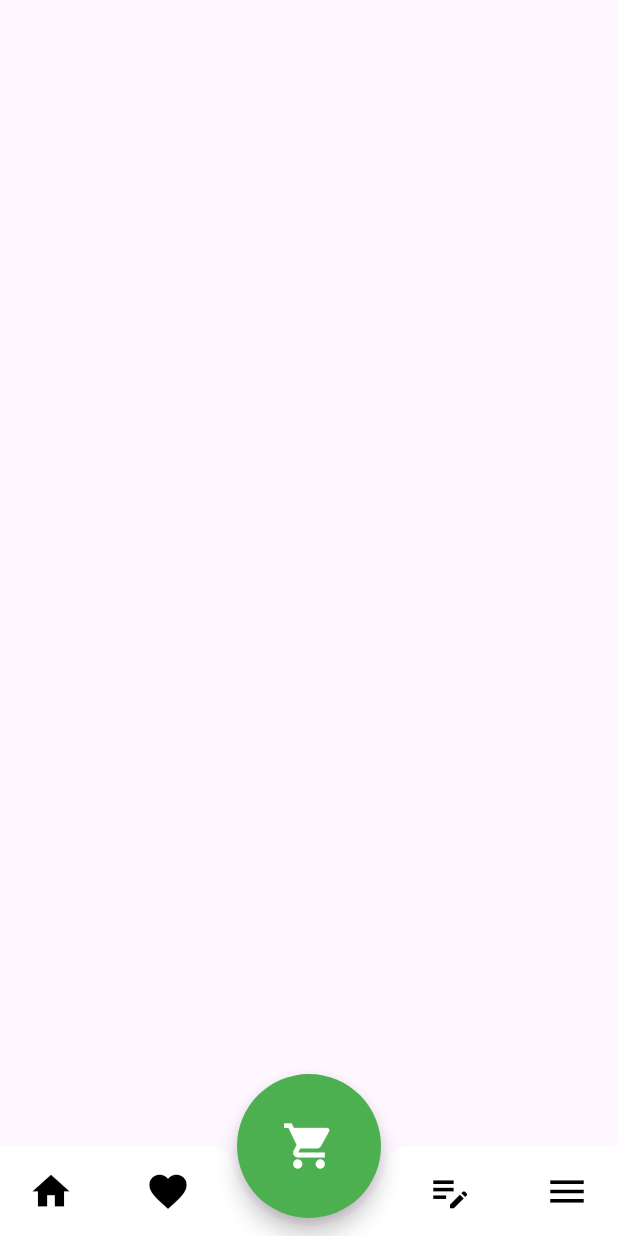
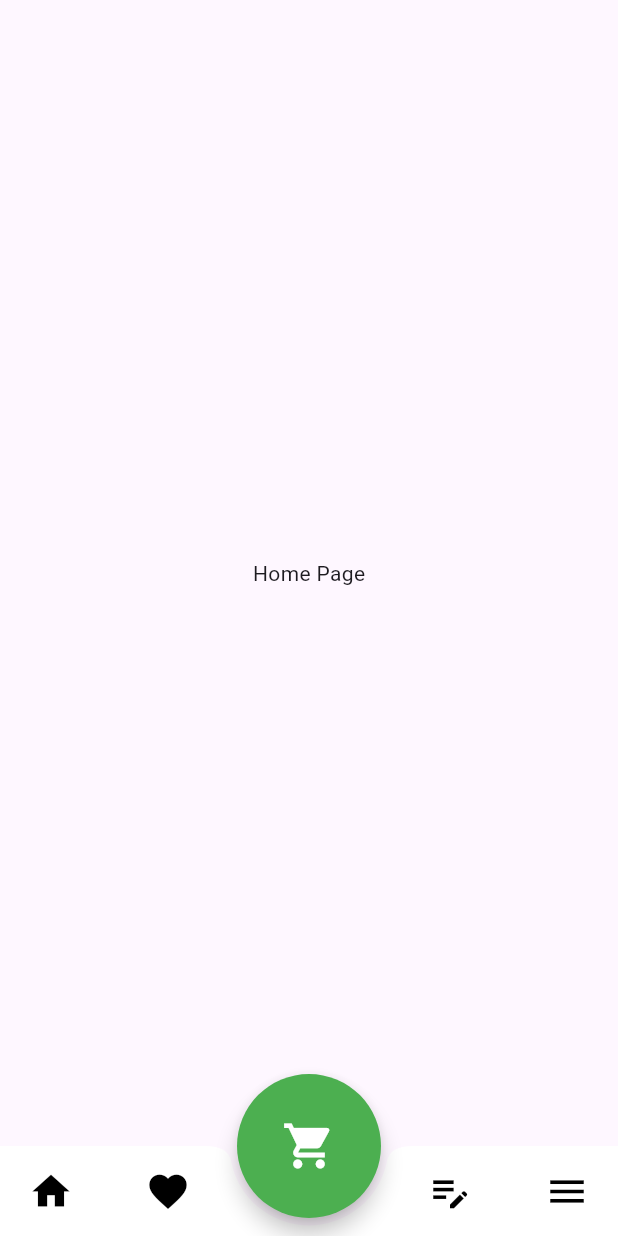
Before and after one commit to Zianur-6am/Design-Food-Delivery-App, a Flutter app: the screen it shows after launch, on a phone screen of 412 x 824 dp. Run offline on Flutter 3.47's test engine with Material 3 defaults, Android fonts, the phone set to English and light mode, and no system bars; our stand-ins replace get.

```diff
--- /dev/null
+++ b/lib/controllers/nav_controller.dart
@@ -0,0 +1,14 @@
+import 'package:get/get.dart';
+
+class BottomNavController extends GetxController {
+
+  // Observable variable for current tab index
+  var selectedIndex = 0.obs;
+
+  // Method to change the index
+  void changeTabIndex(int index) {
+    selectedIndex.value = index;
+  }
+
+
+}
--- a/lib/screens/bottom_nav_bar.dart
+++ b/lib/screens/bottom_nav_bar.dart
@@ -1,4 +1,6 @@
+import 'package:design_food_delivery_app/controllers/nav_controller.dart';
 import 'package:flutter/material.dart';
+import 'package:get/get.dart';
 
 class BottomNavBar extends StatefulWidget {
   const BottomNavBar({super.key});
@@ -8,9 +10,25 @@ class BottomNavBar extends StatefulWidget {
 }
 
 class _BottomNavBarState extends State<BottomNavBar> {
+
+  BottomNavController bottomNavController = Get.put(BottomNavController());
+
   @override
   Widget build(BuildContext context) {
     return Scaffold(
+
+      body: Obx(() {
+        // This will reactively update the screen based on the selected index
+        return IndexedStack(
+          index: bottomNavController.selectedIndex.value,
+          children: [
+            Center(child: Text('Home Page')),
+            Center(child: Text('Favorite Page')),
+            Center(child: Text('Edit Note Page')),
+            Center(child: Text('Menu Page')),
+          ],
+        );
+      }),
 
 
       floatingActionButton: FloatingActionButton.large(
@@ -38,12 +56,18 @@ class _BottomNavBarState extends State<BottomNavBar> {
               mainAxisAlignment: MainAxisAlignment.spaceBetween,
               children: [
                 IconButton(
-                  icon: const Icon(
-                    Icons.home,
-                    color: Colors.black,
-                    size: 30,
+                  icon: Builder(
+                    builder: (context) {
+                      return const Icon(
+                        Icons.home,
+                        color: Colors.black,
+                        size: 30,
+                      );
+                    }
                   ),
-                  onPressed: () {},
+                  onPressed: () {
+                    bottomNavController.changeTabIndex(0);
+                  },
                 ),
 
                 Padding(
@@ -54,7 +78,9 @@ class _BottomNavBarState extends State<BottomNavBar> {
                       color: Colors.black,
                       size: 30,
                     ),
-                    onPressed: () {},
+                    onPressed: () {
+                      bottomNavController.changeTabIndex(1);
+                    },
                   ),
                 ),
               ],
@@ -73,7 +99,9 @@ class _BottomNavBarState extends State<BottomNavBar> {
                       color: Colors.black,
                       size: 30,
                     ),
-                    onPressed: () {},
+                    onPressed: () {
+                      bottomNavController.changeTabIndex(2);
+                    },
                   ),
                 ),
               ],
@@ -84,7 +112,9 @@ class _BottomNavBarState extends State<BottomNavBar> {
                 color: Colors.black,
                 size: 30,
               ),
-              onPressed: () {},
+              onPressed: () {
+                bottomNavController.changeTabIndex(3);
+              },
             ),
           ],
         ),
```
